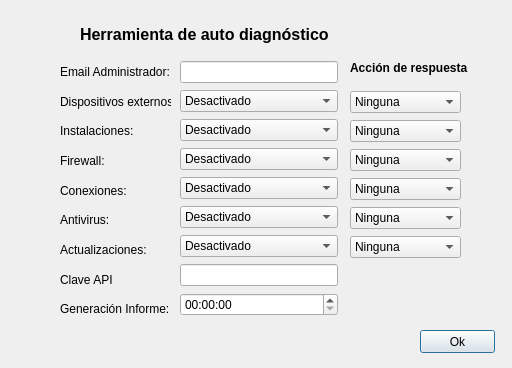
Before: the Qt Designer form agent/untitled.ui in mtm41/TFM, drawn with Qt 5.
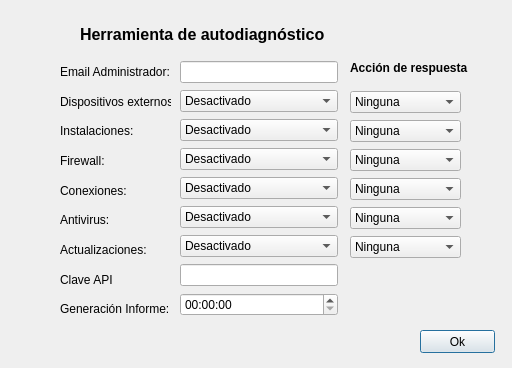
After: the same form once the commit is applied.

What changed in the file:
```diff
--- a/agent/untitled.ui
+++ b/agent/untitled.ui
@@ -105,7 +105,7 @@
     </font>
    </property>
    <property name="text">
-    <string>Herramienta de auto diagnóstico</string>
+    <string>Herramienta de autodiagnóstico</string>
    </property>
   </widget>
   <widget class="QWidget" name="verticalLayoutWidget_2">
```
Left out of the diff: 6 changed lines with no effect on the pictures.
